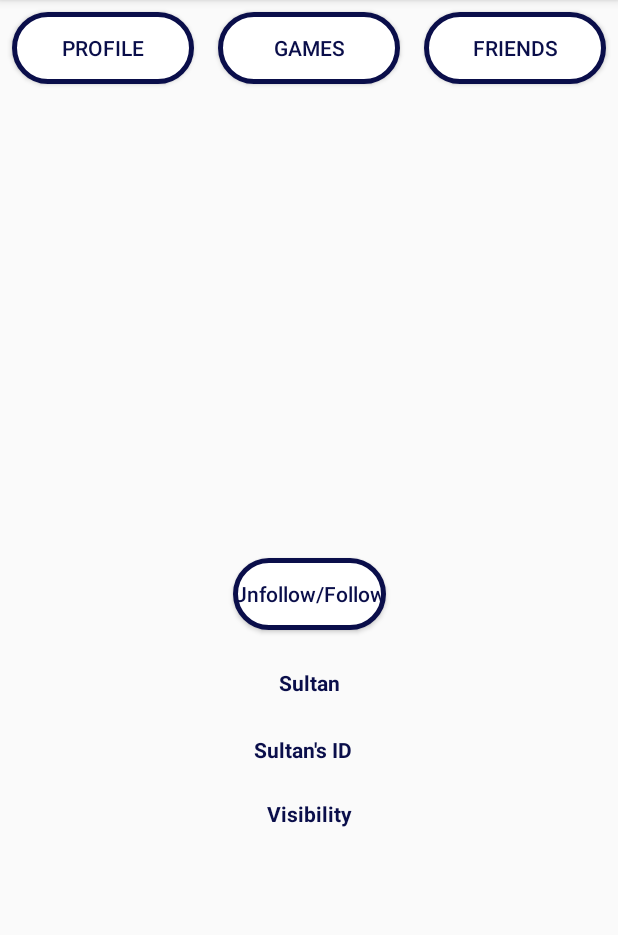
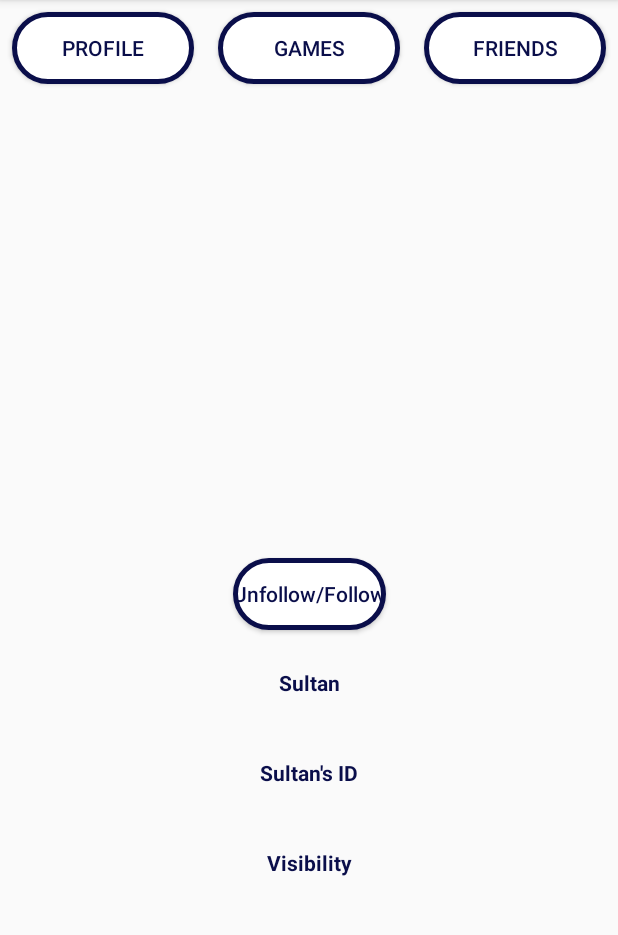
Before and after one commit to SultanSaribas/Steamy, an Android app: the FriendProfileFragment screen opened directly, with no data from a screen before it, on a phone screen of 412 x 824 dp, the part 84-1019 px from its top. Run offline under Robolectric (Android 15) with nearby library versions, the phone set to English and light mode, and no system bars; our stand-ins replace Picasso; pictures from the network do not load; 10 statements that could not run were skipped.

Commit message:
Update content_friend_profile.xml

```diff
--- a/app/src/main/res/layout/content_friend_profile.xml
+++ b/app/src/main/res/layout/content_friend_profile.xml
@@ -54,8 +54,9 @@
 
         <TextView
             android:id="@+id/fpId"
-            android:layout_width="73dp"
-            android:layout_height="17dp"
+            android:layout_width="match_parent"
+            android:gravity="center"
+            android:layout_height="50dp"
             android:layout_marginTop="25dp"
             android:text="Sultan's ID"
             android:textStyle="bold"
```
